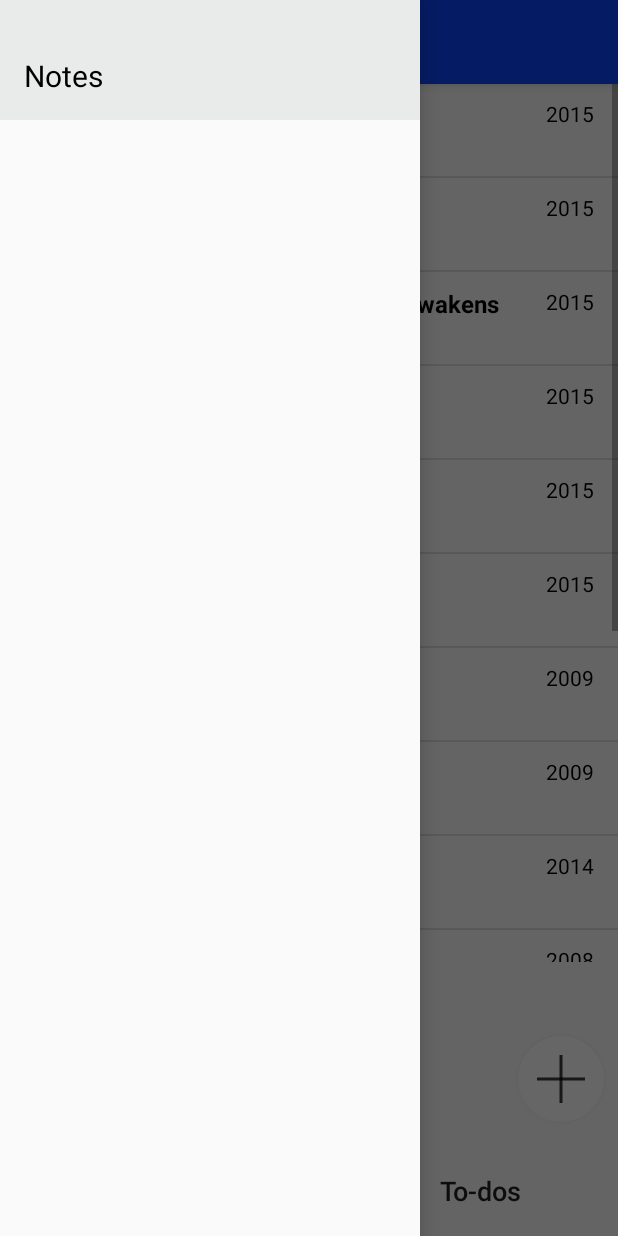
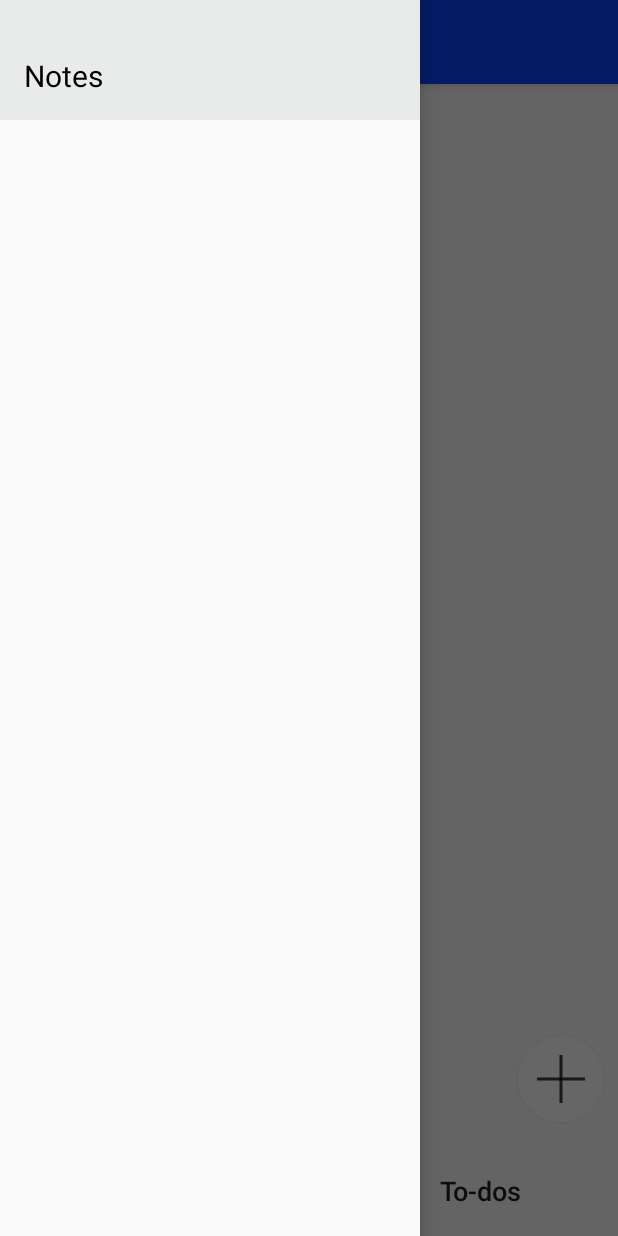
Before and after one commit to orange006/Organizer, an Android app: the screen it shows after launch (MainActivity), with the side drawer open, on a phone screen of 412 x 824 dp. Run offline under Robolectric (Android 15) with nearby library versions, the phone set to English and light mode, and no system bars; our stand-ins replace navigation-ui.

```diff
--- a/app/src/main/AndroidManifest.xml
+++ b/app/src/main/AndroidManifest.xml
@@ -4,7 +4,7 @@
 
     <application
         android:allowBackup="true"
-        android:icon="@mipmap/ic_launcher"
+        android:icon="@drawable/notes"
         android:label="@string/app_name"
         android:roundIcon="@mipmap/ic_launcher_round"
         android:supportsRtl="true"
--- a/app/src/main/java/com/example/organizer/activity_add_note.java
+++ b/app/src/main/java/com/example/organizer/activity_add_note.java
@@ -15,6 +15,9 @@ import android.view.Window;
 import android.widget.EditText;
 import android.widget.Spinner;
 import android.widget.TextView;
+
+import com.example.organizer.model.Note;
+
 import java.text.SimpleDateFormat;
 import java.util.Date;
 import java.util.Objects;
@@ -66,9 +69,10 @@ public class activity_add_note extends AppCompatActivity {
 
             TextView timeNote = findViewById(R.id.timeNotes);
 
-//            Note note = new Note((String)timeNote.getText(), category, content);
-//            note.addNote();
-
+            if (content.length() > 0) {
+                Note note = new Note(content, category, (String) timeNote.getText());
+                Note.notes.add(note);
+            }
         }
 
         return true;
--- a/app/src/main/java/com/example/organizer/adapters/RVAdapter.java
+++ b/app/src/main/java/com/example/organizer/adapters/RVAdapter.java
@@ -41,10 +41,17 @@ public class RVAdapter extends RecyclerView.Adapter<RVAdapter.MyViewHolder> {
     }
 
     @Override
-    public void onBindViewHolder(MyViewHolder holder, int position) {
+    public void onBindViewHolder(@NonNull MyViewHolder holder, int position) {
         Note note = notesList.get(position);
 
-        holder.content.setText(note.getContent());
+        if(note.getContent().length() < 15) {
+            holder.content.setText(note.getContent());
+        }
+        else {
+            String tempContent = note.getContent().substring(0, 15) + "...";
+            holder.content.setText(tempContent);
+        }
+
         holder.date.setText(note.getDate());
         holder.category.setText(note.getCategory());
     }
--- a/app/src/main/java/com/example/organizer/model/Note.java
+++ b/app/src/main/java/com/example/organizer/model/Note.java
@@ -11,9 +11,7 @@ public class Note {
     private String category;
     private String content;
 
-    //public static List<Note> notes = new ArrayList<>();
-
-    public Note() {}
+    public static List<Note> notes = new ArrayList<>();
 
     public Note(String content, String category, String date) {
         id = count++;
@@ -22,15 +20,6 @@ public class Note {
         this.category = category;
         this.content = content;
     }
-
-//    public void addNote() {
-//        notes.add(this);
-//    }
-
-//    @Override
-//    public String toString() {
-//        return "Id = " + id + " date: " + date + " category: " + category + " content: " + content;
-//    }
 
     public int getiD() {
         return id;
--- a/app/src/main/java/com/example/organizer/ui/home/HomeFragment.java
+++ b/app/src/main/java/com/example/organizer/ui/home/HomeFragment.java
@@ -14,14 +14,11 @@ import androidx.recyclerview.widget.RecyclerView;
 import com.example.organizer.R;
 import com.example.organizer.adapters.RVAdapter;
 import com.example.organizer.model.Note;
-import java.util.ArrayList;
-import java.util.List;
 import java.util.Objects;
 
 public class HomeFragment extends Fragment {
 
     private RVAdapter rvAdapter;
-    private List<Note> notesList = new ArrayList<>();
 
     @RequiresApi(api = Build.VERSION_CODES.KITKAT)
     public View onCreateView(@NonNull LayoutInflater inflater, ViewGroup container, Bundle savedInstanceState) {
@@ -31,63 +28,14 @@ public class HomeFragment extends Fragment {
 
         recyclerView.setLayoutManager(new LinearLayoutManager(getActivity()));
 
-        rvAdapter = new RVAdapter(notesList);
+        rvAdapter = new RVAdapter(Note.notes);
 
         recyclerView.addItemDecoration(new DividerItemDecoration(Objects.requireNonNull(getContext()), LinearLayoutManager.VERTICAL));
 
         recyclerView.setAdapter(rvAdapter);
 
-        prepareMovieData();
+        //rvAdapter.notifyDataSetChanged();
 
         return root;
     }
-
-    private void prepareMovieData() {
-        Note note = new Note("Mad Max: Fury Road", "Action & Adventure", "2015");
-        notesList.add(note);
-
-        note = new Note("Inside Out", "Animation, Kids & Family", "2015");
-        notesList.add(note);
-
-        note = new Note("Star Wars: Episode VII - The Force Awakens", "Action", "2015");
-        notesList.add(note);
-
-        note = new Note("Shaun the Sheep", "Animation", "2015");
-        notesList.add(note);
-
-        note = new Note("The Martian", "Science Fiction & Fantasy", "2015");
-        notesList.add(note);
-
-        note = new Note("Mission: Impossible Rogue Nation", "Action", "2015");
-        notesList.add(note);
-
-        note = new Note("Up", "Animation", "2009");
-        notesList.add(note);
-
-        note = new Note("Star Trek", "Science Fiction", "2009");
-        notesList.add(note);
-
-        note = new Note("The LEGO Movie", "Animation", "2014");
-        notesList.add(note);
-
-        note = new Note("Iron Man", "Action & Adventure", "2008");
-        notesList.add(note);
-
-        note = new Note("Aliens", "Science Fiction", "1986");
-        notesList.add(note);
-
-        note = new Note("Chicken Run", "Animation", "2000");
-        notesList.add(note);
-
-        note = new Note("Back to the Future", "Science Fiction", "1985");
-        notesList.add(note);
-
-        note = new Note("Raiders of the Lost Ark", "Action & Adventure", "1981");
-        notesList.add(note);
-
-        note = new Note("Guardians of the Galaxy", "Science Fiction & Fantasy", "2014");
-        notesList.add(note);
-
-        rvAdapter.notifyDataSetChanged();
-    }
 }
--- a/app/src/main/res/layout/note_list_row.xml
+++ b/app/src/main/res/layout/note_list_row.xml
@@ -24,15 +24,17 @@
     <TextView
         android:id="@+id/rvCategory"
         android:layout_width="match_parent"
+        android:textSize="14sp"
         android:layout_height="wrap_content"
-        android:layout_below="@id/rvContent" />
+        android:layout_below="@+id/rvContent" />
 
     <TextView
         android:id="@+id/rvDate"
         android:layout_width="wrap_content"
         android:layout_height="wrap_content"
         android:layout_alignParentEnd="true"
-        android:textColor="#000"
+        android:layout_marginTop="20dp"
+        android:textSize="14sp"
         tools:ignore="RelativeOverlap" />
 
 </RelativeLayout>
```
Also changed, not shown: app/src/main/res/drawable/notes.png (added).
